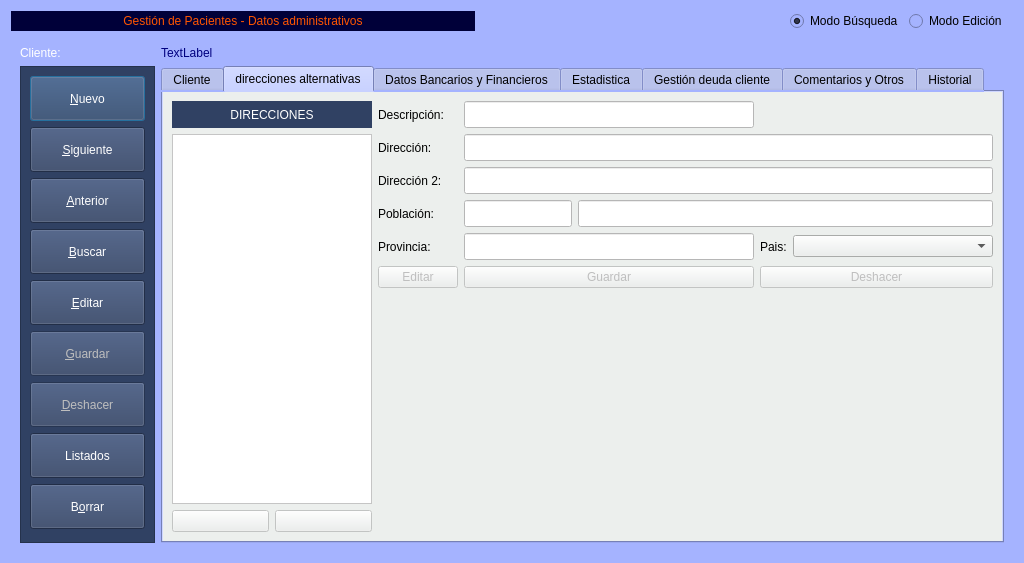
First picture: the form in Zona_Pacientes/frmClientes.ui, repository arcnexus/RedFoX, before the edit.
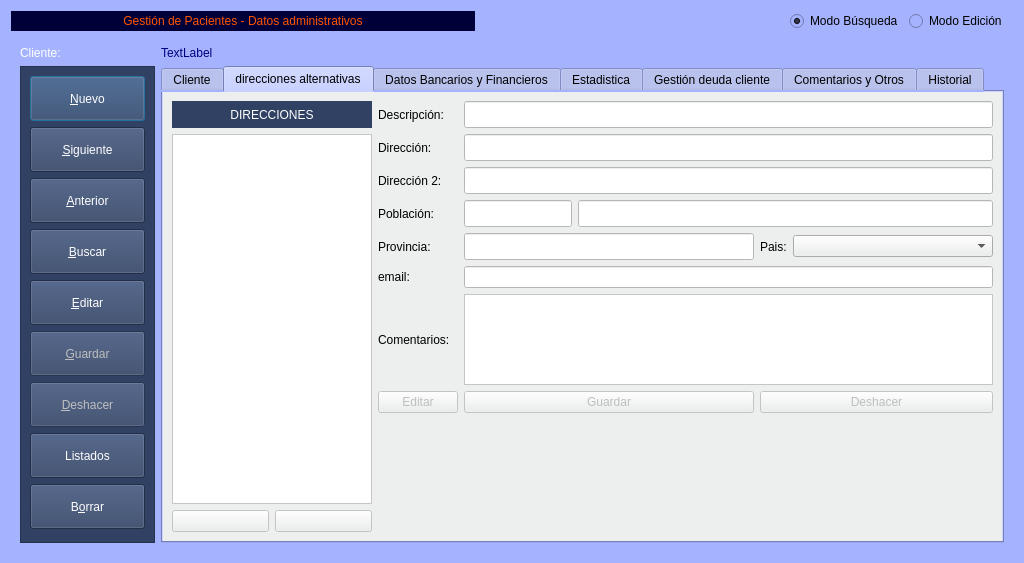
Second picture: the form after the edit. The open tabs and pages were chosen to show the change. Icons and pictures are not drawn. Custom widgets are drawn as their Qt base class.

```diff
--- a/Zona_Pacientes/frmClientes.ui
+++ b/Zona_Pacientes/frmClientes.ui
@@ -1701,6 +1701,13 @@
            </item>
            <item row="0" column="2" rowspan="2">
             <layout class="QGridLayout" name="gridLayout_4">
+             <item row="5" column="1" colspan="4">
+              <widget class="QLineEdit" name="txtemail_alternativa">
+               <property name="styleSheet">
+                <string notr="true">background-color: rgb(255, 255, 255);</string>
+               </property>
+              </widget>
+             </item>
              <item row="2" column="1" colspan="4">
               <widget class="QLineEdit" name="txtdireccion1Alternativa2">
                <property name="minimumSize">
@@ -1770,6 +1777,13 @@
                </item>
               </layout>
              </item>
+             <item row="5" column="0">
+              <widget class="QLabel" name="label_64">
+               <property name="text">
+                <string>email:</string>
+               </property>
+              </widget>
+             </item>
              <item row="4" column="2">
               <widget class="QLabel" name="label_31">
                <property name="text">
@@ -1818,34 +1832,6 @@
                </property>
               </widget>
              </item>
-             <item row="0" column="1">
-              <widget class="QLineEdit" name="txtdescripcion_direccion">
-               <property name="minimumSize">
-                <size>
-                 <width>0</width>
-                 <height>27</height>
-                </size>
-               </property>
-               <property name="styleSheet">
-                <string notr="true">background-color: rgb(255, 255, 255);
-color: rgb(0, 0, 255);</string>
-               </property>
-              </widget>
-             </item>
-             <item row="5" column="1">
-              <widget class="QPushButton" name="btnGuardardireccionAlternativa">
-               <property name="enabled">
-                <bool>false</bool>
-               </property>
-               <property name="text">
-                <string>Guardar</string>
-               </property>
-               <property name="icon">
-                <iconset resource="../maya.qrc">
-                 <normaloff>:/Icons/PNG/Save.png</normaloff>:/Icons/PNG/Save.png</iconset>
-               </property>
-              </widget>
-             </item>
              <item row="4" column="3" colspan="2">
               <widget class="QComboBox" name="cbopaisAlternativa">
                <property name="minimumSize">
@@ -1856,7 +1842,21 @@
                </property>
               </widget>
              </item>
-             <item row="5" column="2" colspan="3">
+             <item row="7" column="1">
+              <widget class="QPushButton" name="btnGuardardireccionAlternativa">
+               <property name="enabled">
+                <bool>false</bool>
+               </property>
+               <property name="text">
+                <string>Guardar</string>
+               </property>
+               <property name="icon">
+                <iconset resource="../maya.qrc">
+                 <normaloff>:/Icons/PNG/Save.png</normaloff>:/Icons/PNG/Save.png</iconset>
+               </property>
+              </widget>
+             </item>
+             <item row="7" column="2" colspan="3">
               <widget class="QPushButton" name="btnDeshacerdireccionAlternativa">
                <property name="enabled">
                 <bool>false</bool>
@@ -1870,7 +1870,7 @@
                </property>
               </widget>
              </item>
-             <item row="5" column="0">
+             <item row="7" column="0">
               <widget class="QPushButton" name="btnEditardireccionAlternativa">
                <property name="enabled">
                 <bool>false</bool>
@@ -1884,6 +1884,34 @@
                </property>
               </widget>
              </item>
+             <item row="6" column="0">
+              <widget class="QLabel" name="label_86">
+               <property name="text">
+                <string>Comentarios:</string>
+               </property>
+              </widget>
+             </item>
+             <item row="6" column="1" colspan="4">
+              <widget class="QTextEdit" name="txtcomentarios_alternativa">
+               <property name="styleSheet">
+                <string notr="true">background-color: rgb(255, 255, 255);</string>
+               </property>
+              </widget>
+             </item>
+             <item row="0" column="1" colspan="4">
+              <widget class="QLineEdit" name="txtdescripcion_direccion">
+               <property name="minimumSize">
+                <size>
+                 <width>0</width>
+                 <height>27</height>
+                </size>
+               </property>
+               <property name="styleSheet">
+                <string notr="true">background-color: rgb(255, 255, 255);
+color: rgb(0, 0, 255);</string>
+               </property>
+              </widget>
+             </item>
             </layout>
            </item>
            <item row="0" column="0" colspan="2">
```
Left out of the diff: 146 changed lines with no effect on the pictures.
